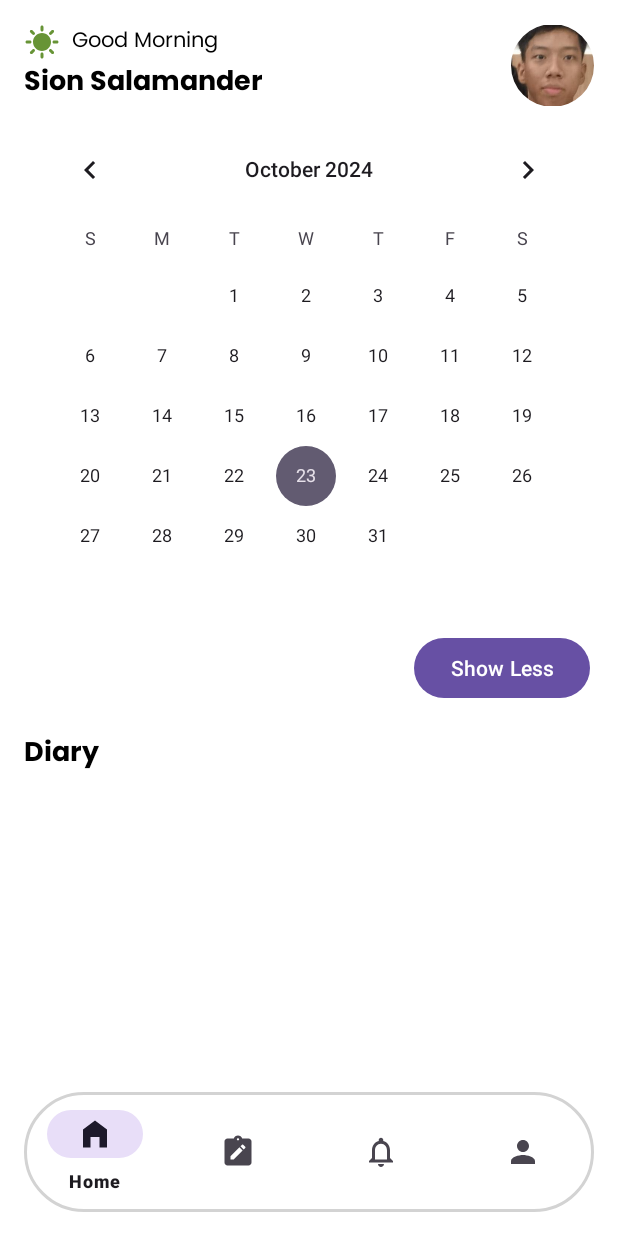
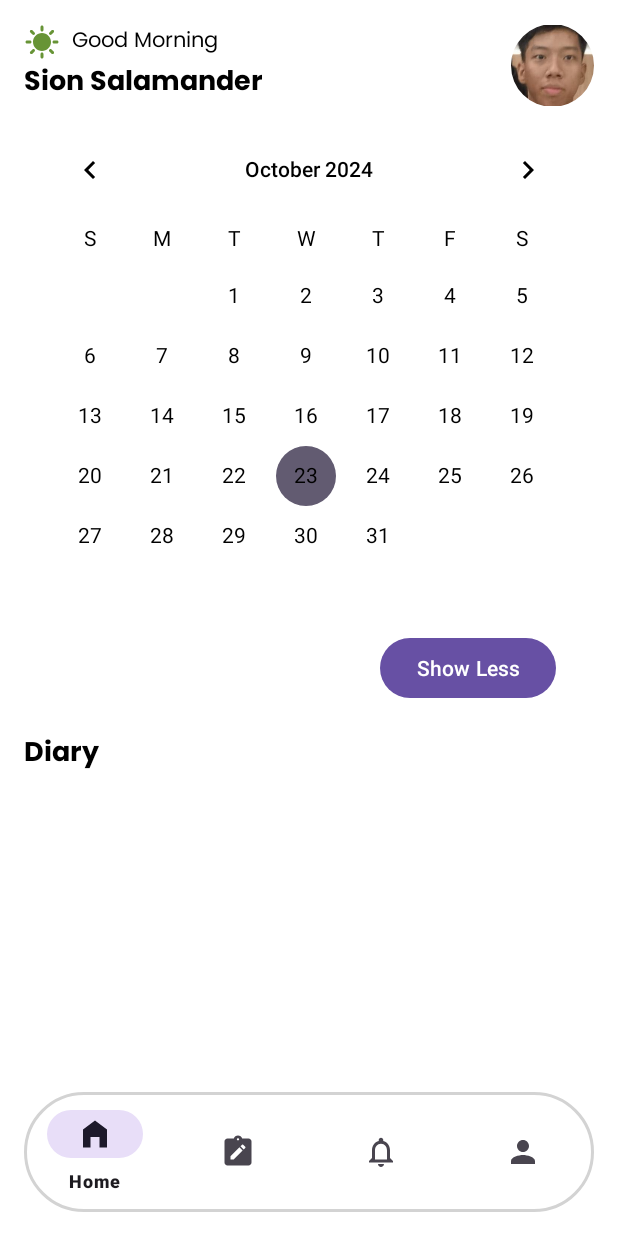
Before and after one commit to cowcow22/UTS_MAP_Mangan, an Android app: the fragment DiaryFragment placed in its activity, on a phone screen of 412 x 824 dp. Run offline under Robolectric (Android 15) with nearby library versions, the light colour scheme and no system bars; our stand-ins replace CircleImageView, Firebase (no records; nobody signed in at launch, a user with empty details on screens opened directly); 2 statements that could not run were skipped.

Commit message:
Update calendar and data

```diff
--- a/app/src/main/java/com/example/uts_map_mangan/DiaryFragment.kt
+++ b/app/src/main/java/com/example/uts_map_mangan/DiaryFragment.kt
@@ -1,18 +1,31 @@
 package com.example.uts_map_mangan
 
+import android.content.Context
+import android.content.SharedPreferences
 import android.os.Bundle
 import android.view.LayoutInflater
 import android.view.View
 import android.view.ViewGroup
 import android.widget.Button
 import android.widget.CalendarView
+import android.widget.ImageView
+import android.widget.TextView
+import android.widget.Toast
 import androidx.fragment.app.Fragment
+import com.bumptech.glide.Glide
+import com.google.firebase.auth.FirebaseAuth
+import com.google.firebase.firestore.FirebaseFirestore
 
 class DiaryFragment : Fragment() {
 
     private lateinit var calendarView: CalendarView
     private lateinit var btnShowLess: Button
     private var isCalendarExpanded = true
+    private lateinit var profileImage: ImageView
+    private lateinit var profileName: TextView
+    private lateinit var sharedPreferences: SharedPreferences
+    private lateinit var firebaseAuth: FirebaseAuth
+    private lateinit var firestore: FirebaseFirestore
 
     override fun onCreateView(
         inflater: LayoutInflater, container: ViewGroup?,
@@ -26,6 +39,33 @@ class DiaryFragment : Fragment() {
 
         calendarView = view.findViewById(R.id.calendarView)
         btnShowLess = view.findViewById(R.id.btnShowLess)
+        profileImage = view.findViewById(R.id.imgAvatar)
+        profileName = view.findViewById(R.id.tvName)
+
+        // Set the date text appearance to always be black
+        calendarView.setDateTextAppearance(R.style.CustomCalendarView)
+
+
+        // Initialize SharedPreferences
+        sharedPreferences =
+            requireActivity().getSharedPreferences("UserProfile", Context.MODE_PRIVATE)
+
+        // Retrieve user data from SharedPreferences
+        val cachedName = sharedPreferences.getString("name", null)
+        val cachedProfileUrl = sharedPreferences.getString("profileUrl", null)
+
+
+        if (cachedName != null) {
+            profileName.text = cachedName
+        } else {
+            fetchUserDataFromFirebase()
+        }
+
+        if (cachedProfileUrl != null) {
+            Glide.with(this).load(cachedProfileUrl).into(profileImage)
+        } else {
+            fetchUserDataFromFirebase()
+        }
 
         // Mengatur aksi tombol Show Less untuk mengecilkan/memperbesar CalendarView
         btnShowLess.setOnClickListener {
@@ -43,6 +83,34 @@ class DiaryFragment : Fragment() {
         }
     }
 
+    private fun fetchUserDataFromFirebase() {
+        val user = firebaseAuth.currentUser
+        user?.uid?.let { uid ->
+            firestore.collection("Users").document(uid).get()
+                .addOnSuccessListener { document ->
+                    if (document != null) {
+                        val name = document.getString("name")
+                        val profileUrl = document.getString("profile")
+
+                        if (!name.isNullOrEmpty()) {
+                            profileName.text = name
+                            sharedPreferences.edit().putString("name", name).apply()
+                        }
+
+                        if (!profileUrl.isNullOrEmpty()) {
+                            if (isAdded) {
+                                Glide.with(this).load(profileUrl).into(profileImage)
+                            }
+                            sharedPreferences.edit().putString("profileUrl", profileUrl).apply()
+                        }
+                    }
+                }
+                .addOnFailureListener { e ->
+                    Toast.makeText(context, "Error: ${e.message}", Toast.LENGTH_SHORT).show()
+                }
+        }
+    }
+
     fun onBackPressed() {
         activity?.onBackPressed()
         activity?.overridePendingTransition(0, 0) // No transition animation when pressing back
--- a/app/src/main/res/layout/activity_diary.xml
+++ b/app/src/main/res/layout/activity_diary.xml
@@ -1,10 +1,10 @@
 <androidx.constraintlayout.widget.ConstraintLayout xmlns:android="http://schemas.android.com/apk/res/android"
+    xmlns:app="http://schemas.android.com/apk/res-auto"
     xmlns:tools="http://schemas.android.com/tools"
     android:layout_width="match_parent"
     android:layout_height="match_parent"
     android:background="@color/white"
-    xmlns:app="http://schemas.android.com/apk/res-auto"
-    tools:context=".MainActivity">
+    tools:context=".DiaryFragment">
 
     <!-- Top Section: Greeting, Avatar, and Total Calories -->
     <LinearLayout
@@ -52,9 +52,9 @@
         android:id="@+id/imgAvatar"
         android:layout_width="55dp"
         android:layout_height="55dp"
+        android:layout_marginTop="16dp"
+        android:layout_marginEnd="16dp"
         android:src="@drawable/ic_profile_sementara"
-        android:layout_marginEnd="16dp"
-        android:layout_marginTop="16dp"
         app:layout_constraintEnd_toEndOf="parent"
         app:layout_constraintTop_toTopOf="parent"
         app:shapeAppearanceOverlay="@style/CircleImageView" />
@@ -64,11 +64,18 @@
         android:id="@+id/calendarView"
         android:layout_width="match_parent"
         android:layout_height="wrap_content"
+        android:layout_marginStart="16dp"
         android:layout_marginTop="8dp"
-        android:layout_marginStart="16dp"
         android:layout_marginEnd="16dp"
+        android:dateTextAppearance="@style/CalendarDateTextAppearance"
+        android:focusedMonthDateColor="@color/black"
+        android:selectedDateVerticalBar="@color/black"
+        android:theme="@style/CustomCalendarView"
+        android:weekDayTextAppearance="@style/CalendarCurrentDateTextAppearance"
+        android:weekNumberColor="@color/black"
+        app:layout_constraintEnd_toEndOf="parent"
         app:layout_constraintStart_toStartOf="parent"
-        app:layout_constraintTop_toBottomOf="@id/tvName"/>
+        app:layout_constraintTop_toBottomOf="@id/tvName" />
 
     <Button
         android:id="@+id/btnShowLess"
@@ -77,7 +84,9 @@
         android:layout_gravity="center_horizontal"
         android:layout_marginStart="276dp"
         android:layout_marginTop="4dp"
+        android:layout_marginEnd="64dp"
         android:text="Show Less"
+        app:layout_constraintEnd_toEndOf="parent"
         app:layout_constraintStart_toStartOf="parent"
         app:layout_constraintTop_toBottomOf="@id/calendarView" />
 
@@ -88,8 +97,8 @@
         android:layout_height="wrap_content"
         android:layout_marginStart="16dp"
         android:layout_marginTop="18dp"
+        android:fontFamily="@font/poppins_bold"
         android:text="Diary"
-        android:fontFamily="@font/poppins_bold"
         android:textColor="#000000"
         android:textSize="18sp"
         android:textStyle="bold"
@@ -99,18 +108,18 @@
     <androidx.recyclerview.widget.RecyclerView
         android:id="@+id/recyclerViewDiary"
         android:layout_width="0dp"
-        android:layout_height="140dp"
+        android:layout_height="wrap_content"
+        android:layout_marginStart="16dp"
+        android:layout_marginTop="8dp"
+        android:layout_marginEnd="16dp"
         android:orientation="horizontal"
         app:layoutManager="androidx.recyclerview.widget.LinearLayoutManager"
+        app:layout_constraintBottom_toBottomOf="parent"
+        app:layout_constraintEnd_toEndOf="parent"
+        app:layout_constraintStart_toStartOf="parent"
         app:layout_constraintTop_toBottomOf="@id/tvDiary"
-        app:layout_constraintStart_toStartOf="parent"
-        app:layout_constraintEnd_toEndOf="parent"
-        android:layout_marginTop="8dp"
-        android:layout_marginStart="16dp"
-        android:layout_marginEnd="16dp"
+        app:layout_constraintVertical_bias="0.01999998"
         tools:listitem="@layout/item_diary" />
 
 
-
-
 </androidx.constraintlayout.widget.ConstraintLayout>
--- /dev/null
+++ b/app/src/main/res/values/calendar_style.xml
@@ -0,0 +1,18 @@
+<?xml version="1.0" encoding="utf-8"?>
+<resources>
+
+    <style name="CustomCalendarView" parent="TextAppearance.AppCompat">
+        <item name="android:textColor">#000000</item>
+        <item name="android:textColorPrimary">#000000</item>
+        <item name="android:textColorSecondary">#000000</item>
+    </style>
+
+    <style name="CalendarDateTextAppearance" parent="TextAppearance.AppCompat">
+        <item name="android:textColor">#000000</item>
+    </style>
+
+    <style name="CalendarCurrentDateTextAppearance" parent="TextAppearance.AppCompat">
+        <item name="android:textColor">#000000</item>
+        <item name="android:textStyle">bold</item>
+    </style>
+</resources>
```
